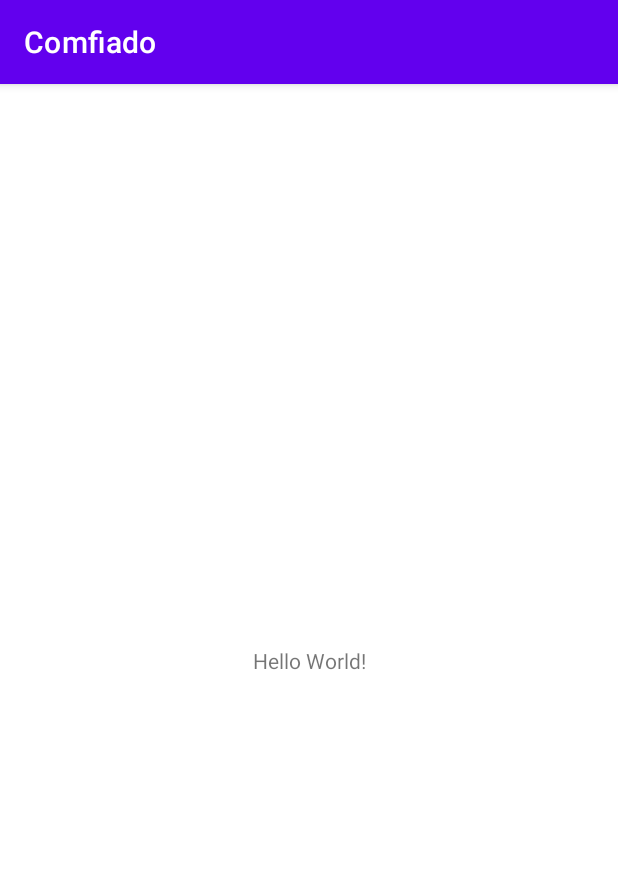
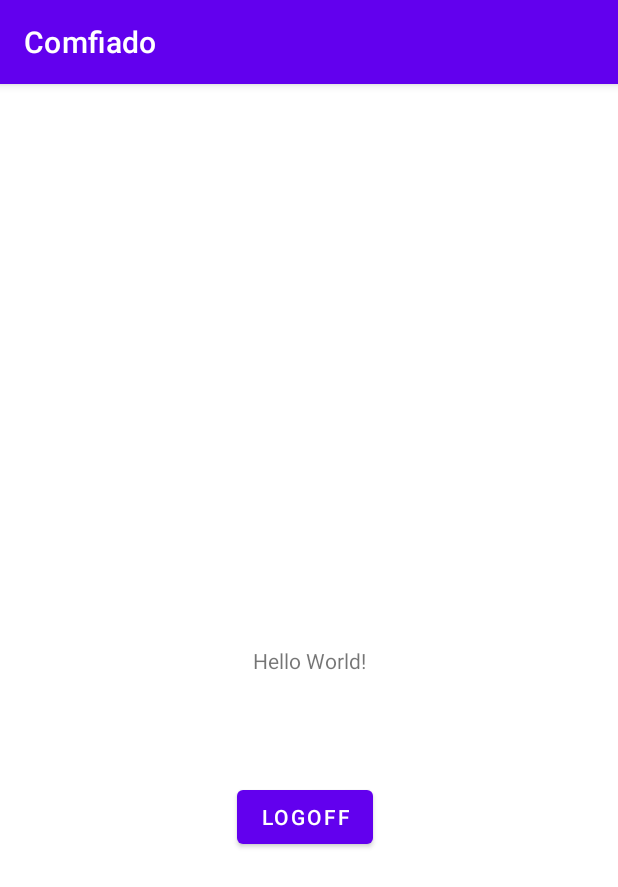
Before and after one commit to Schwartz09/Comfiado, an Android app: the screen it shows after launch once a user with an empty profile is signed in (MainActivity), on a phone screen of 412 x 824 dp. Shown: the top 887 px of the screen. Run offline under Robolectric (Android 15) with nearby library versions, the phone set to English and light mode, and no system bars; our stand-ins replace Firebase (no records; nobody signed in at launch, a user with empty details on screens opened directly).

Commit message:
add logoff buton

```diff
--- a/app/src/main/java/br/edu/qi/comfiado/MainActivity.java
+++ b/app/src/main/java/br/edu/qi/comfiado/MainActivity.java
@@ -5,6 +5,8 @@ import androidx.appcompat.app.AppCompatActivity;
 
 import android.content.Intent;
 import android.os.Bundle;
+import android.view.View;
+import android.widget.Button;
 import android.widget.Toast;
 
 import com.google.android.gms.tasks.OnCompleteListener;
@@ -22,6 +24,8 @@ public class MainActivity extends AppCompatActivity {
     private FirebaseAuth mAuth;
     private Usuario usuario;
     private DatabaseReference mDatabase;
+
+    private Button btnLogoff;
 
     private void logoff() {
         this.mAuth.signOut();
@@ -42,6 +46,8 @@ public class MainActivity extends AppCompatActivity {
         this.mAuth = FirebaseAuth.getInstance();
         this.usuario = new Usuario();
 
+        this.btnLogoff = findViewById(R.id.btnLogoff);
+
         usuario.setUid(mAuth.getCurrentUser().getUid());
 
         this.mDatabase.child(usuario.getUid()).get().addOnCompleteListener(new OnCompleteListener<DataSnapshot>() {
@@ -59,6 +65,14 @@ public class MainActivity extends AppCompatActivity {
             }
         });
 
+        this.btnLogoff.setOnClickListener(new View.OnClickListener() {
+            @Override
+            public void onClick(View view) {
+                logoff();
+                trocarParaActivityLogin();
+            }
+        });
+
 
 
 
--- a/app/src/main/res/layout/activity_main.xml
+++ b/app/src/main/res/layout/activity_main.xml
@@ -2,11 +2,13 @@
 <androidx.constraintlayout.widget.ConstraintLayout xmlns:android="http://schemas.android.com/apk/res/android"
     xmlns:app="http://schemas.android.com/apk/res-auto"
     xmlns:tools="http://schemas.android.com/tools"
+    android:id="@+id/logoff"
     android:layout_width="match_parent"
     android:layout_height="match_parent"
     tools:context=".MainActivity">
 
     <TextView
+        android:id="@+id/textView"
         android:layout_width="wrap_content"
         android:layout_height="wrap_content"
         android:text="Hello World!"
@@ -15,4 +17,18 @@
         app:layout_constraintStart_toStartOf="parent"
         app:layout_constraintTop_toTopOf="parent" />
 
+    <Button
+        android:id="@+id/btnLogoff"
+        android:layout_width="wrap_content"
+        android:layout_height="wrap_content"
+        android:layout_marginStart="156dp"
+        android:layout_marginTop="61dp"
+        android:layout_marginEnd="161dp"
+        android:layout_marginBottom="246dp"
+        android:text="Logoff"
+        app:layout_constraintBottom_toBottomOf="parent"
+        app:layout_constraintEnd_toEndOf="parent"
+        app:layout_constraintStart_toStartOf="parent"
+        app:layout_constraintTop_toBottomOf="@+id/textView" />
+
 </androidx.constraintlayout.widget.ConstraintLayout>
```
